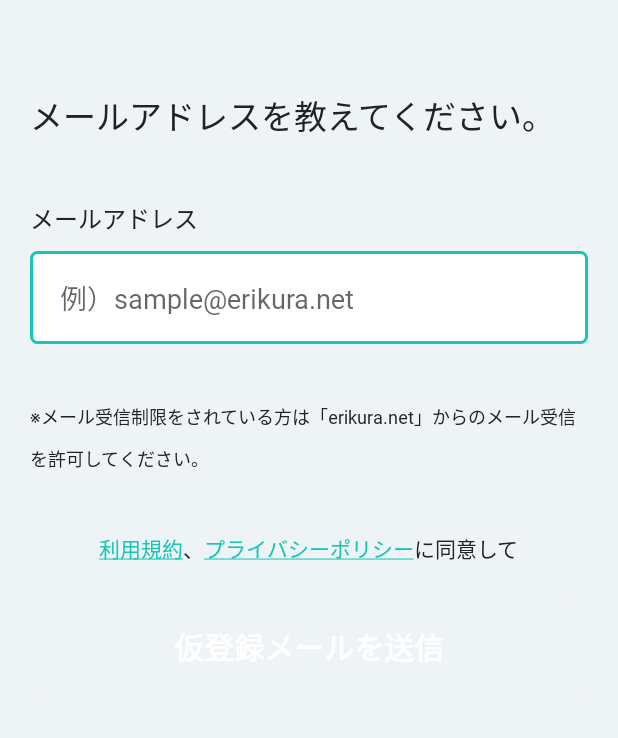
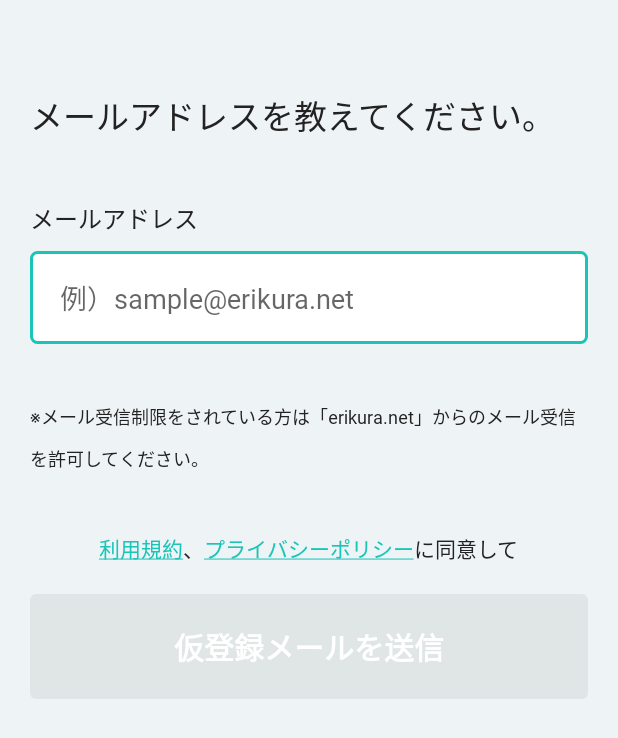
Before and after one commit to NozakiNachi/erikura-android, an Android app: the RegisterEmailActivity screen opened directly, with no data from a screen before it, on a phone screen of 412 x 824 dp. Shown: the top 738 px of the screen. Run offline under Robolectric (Android 15) with nearby library versions, the phone set to English and light mode, and no system bars; our stand-ins replace data binding; 3 statements that could not run were skipped.

Commit message:
ボタンの設定値を変更

```diff
--- a/app/src/main/res/drawable/primary_button.xml
+++ b/app/src/main/res/drawable/primary_button.xml
@@ -5,7 +5,7 @@
     <item android:state_enabled="true">
         <shape android:shape="rectangle">
             <corners
-                android:radius="10dp" />
+                android:radius="4dp" />
             <solid
                 android:color="@color/pumpkinOrange" />
         </shape>
@@ -15,9 +15,9 @@
     <item android:state_enabled="false">
         <shape android:shape="rectangle">
             <corners
-                android:radius="10dp" />
+                android:radius="4dp" />
             <solid
-                android:color="@color/paleGrey" />
+                android:color="@color/silver" />
         </shape>
     </item>
 
--- a/app/src/main/res/drawable/secondary_button.xml
+++ b/app/src/main/res/drawable/secondary_button.xml
@@ -5,7 +5,7 @@
     <item android:state_enabled="true">
         <shape android:shape="rectangle">
             <corners
-                android:radius="10dp" />
+                android:radius="4dp" />
             <solid
                 android:color="@color/white" />
             <stroke
@@ -18,7 +18,7 @@
     <item android:state_enabled="false">
         <shape android:shape="rectangle">
             <corners
-                android:radius="10dp" />
+                android:radius="4dp" />
             <solid
                 android:color="@color/white" />
             <stroke
```
